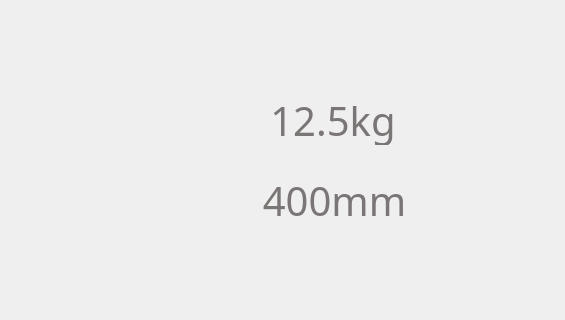
Old version of the form QtControl/CProgressWidget.ui in the repository zhichao281/QtControlCenter; both pictures show x 376 to 941 and y 297 to 617 of the 1024 by 768 pixel window.
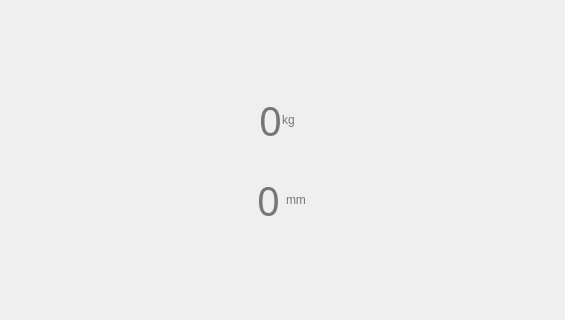
New version of the form. Icons and pictures are not drawn.

Patch:
```diff
--- a/QtControl/CProgressWidget.ui
+++ b/QtControl/CProgressWidget.ui
@@ -451,10 +451,24 @@
 font: 30pt &quot;黑体&quot;;</string>
                    </property>
                    <property name="text">
-                    <string>12.5kg</string>
+                    <string>0</string>
                    </property>
                    <property name="alignment">
-                    <set>Qt::AlignCenter</set>
+                    <set>Qt::AlignRight|Qt::AlignTrailing|Qt::AlignVCenter</set>
+                   </property>
+                  </widget>
+                 </item>
+                 <item>
+                  <widget class="QLabel" name="label_2">
+                   <property name="styleSheet">
+                    <string notr="true">color: rgb(122, 118, 117);
+font: 30pt &quot;黑体&quot;;</string>
+                   </property>
+                   <property name="text">
+                    <string>kg</string>
+                   </property>
+                   <property name="alignment">
+                    <set>Qt::AlignLeading|Qt::AlignLeft|Qt::AlignVCenter</set>
                    </property>
                   </widget>
                  </item>
@@ -498,10 +512,24 @@
 font: 30pt &quot;黑体&quot;;</string>
                    </property>
                    <property name="text">
-                    <string>400mm</string>
+                    <string>0</string>
                    </property>
                    <property name="alignment">
-                    <set>Qt::AlignCenter</set>
+                    <set>Qt::AlignRight|Qt::AlignTrailing|Qt::AlignVCenter</set>
+                   </property>
+                  </widget>
+                 </item>
+                 <item>
+                  <widget class="QLabel" name="label">
+                   <property name="styleSheet">
+                    <string notr="true">color: rgb(122, 118, 117);
+font: 30pt &quot;黑体&quot;;</string>
+                   </property>
+                   <property name="text">
+                    <string>mm</string>
+                   </property>
+                   <property name="alignment">
+                    <set>Qt::AlignLeading|Qt::AlignLeft|Qt::AlignVCenter</set>
                    </property>
                   </widget>
                  </item>
```
